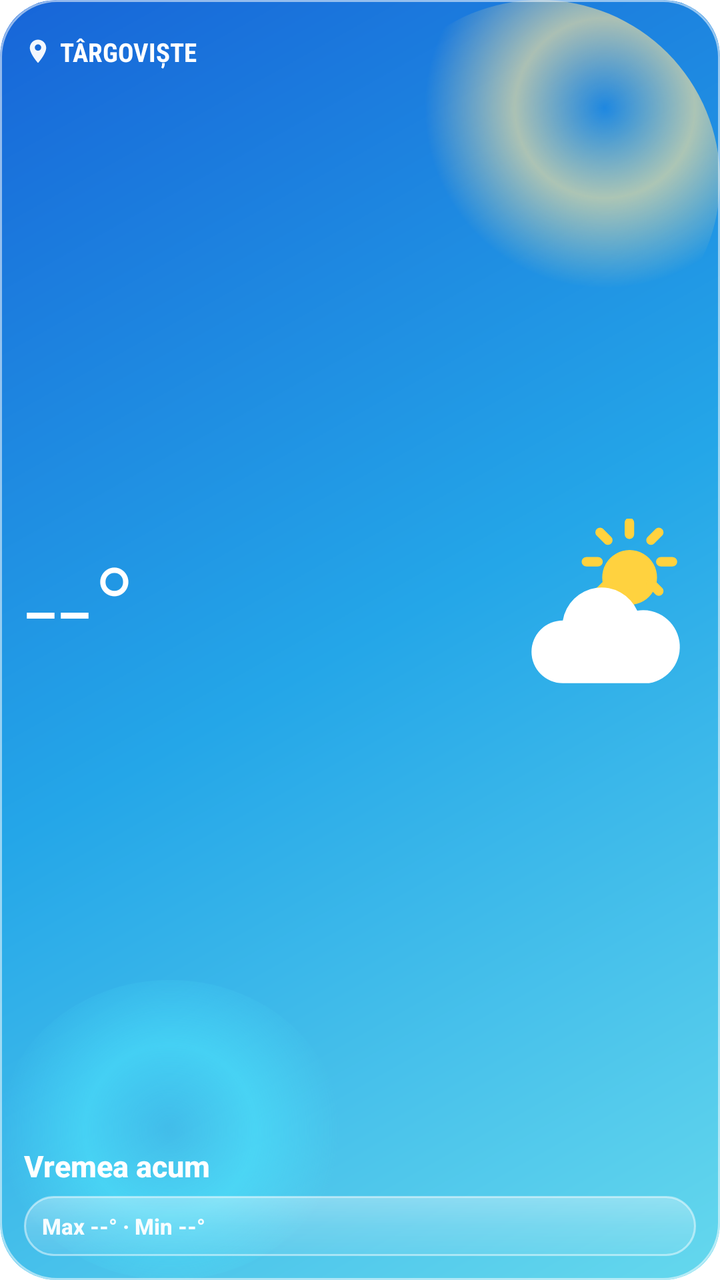
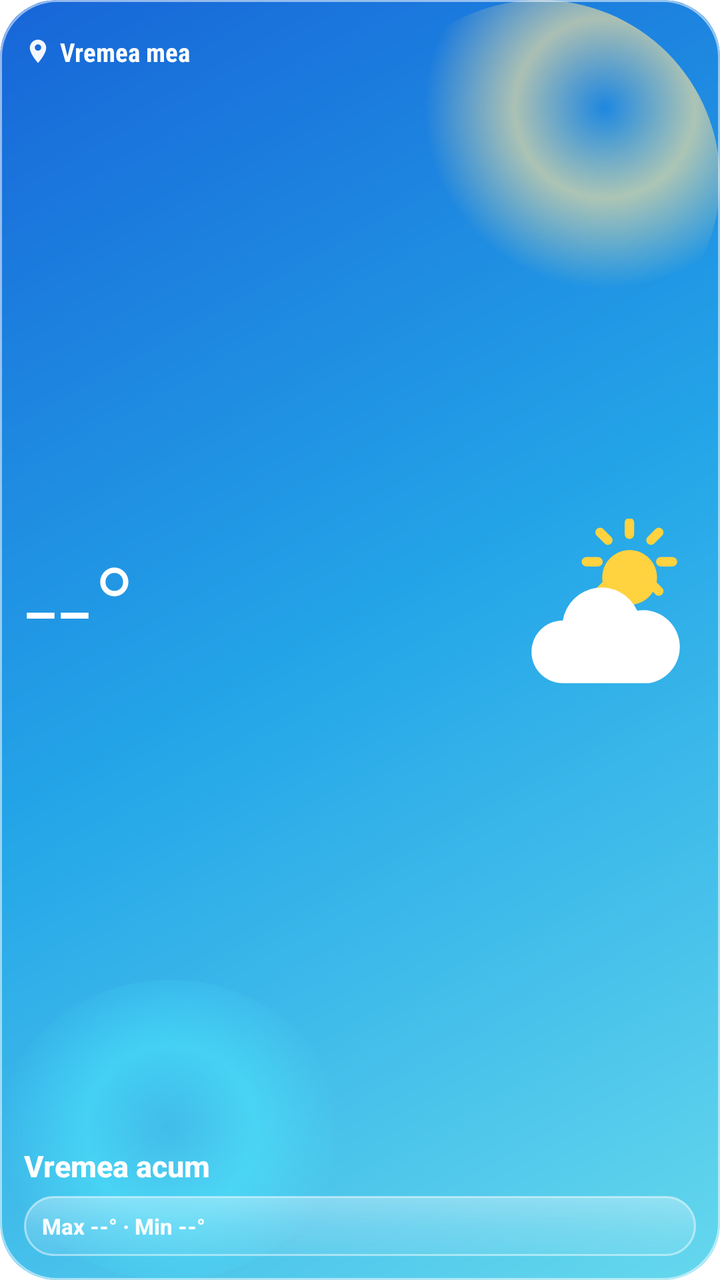

Two renders of the same Android screen: before a commit and after it. Below are the layout's source before the change and the commit's diff.
<!-- AndroidManifest.xml: application theme android:Theme.Translucent.NoTitleBar -->
<!-- res/layout/widget_compact.xml -->
<?xml version="1.0" encoding="utf-8"?>
<LinearLayout xmlns:android="http://schemas.android.com/apk/res/android"
    android:id="@+id/compact_root"
    android:layout_width="match_parent"
    android:layout_height="match_parent"
    android:background="@drawable/widget_weather_day"
    android:clipToOutline="true"
    android:orientation="vertical"
    android:padding="12dp">

    <LinearLayout
        android:layout_width="match_parent"
        android:layout_height="28dp"
        android:gravity="center_vertical"
        android:orientation="horizontal">

        <TextView
            android:id="@+id/compact_oras"
            android:layout_width="0dp"
            android:layout_height="wrap_content"
            android:layout_weight="1"
            android:drawableStart="@drawable/ic_widget_location"
            android:drawablePadding="4dp"
            android:ellipsize="end"
            android:fontFamily="sans-serif-condensed"
            android:maxLines="1"
            android:text="TÂRGOVIȘTE"
            android:textColor="#FFFFFFFF"
            android:textSize="13sp"
            android:textStyle="bold" />

        <TextView
            android:id="@+id/compact_actualizat"
            android:layout_width="1dp"
            android:layout_height="1dp"
            android:visibility="gone" />
</LinearLayout>

    <LinearLayout
        android:layout_width="match_parent"
        android:layout_height="0dp"
        android:layout_weight="1"
        android:baselineAligned="false"
        android:gravity="center_vertical"
        android:orientation="horizontal">

        <TextView
            android:id="@+id/compact_temp"
            android:layout_width="0dp"
            android:layout_height="wrap_content"
            android:layout_weight="1"
            android:fontFamily="sans-serif-light"
            android:includeFontPadding="false"
            android:maxLines="1"
            android:text="--°"
            android:textColor="#FFFFFFFF"
            android:textSize="59sp" />

        <ImageView
            android:id="@+id/compact_icon"
            android:layout_width="94dp"
            android:layout_height="94dp"
            android:contentDescription="Starea vremii"
            android:src="@drawable/ic_w_partial" />
    </LinearLayout>

    <TextView
        android:id="@+id/compact_desc"
        android:layout_width="match_parent"
        android:layout_height="wrap_content"
        android:layout_marginBottom="5dp"
        android:ellipsize="end"
        android:fontFamily="sans-serif-medium"
        android:maxLines="2"
        android:text="Vremea acum"
        android:textColor="#FFFFFFFF"
        android:textSize="15sp"
        android:textStyle="bold" />

    <LinearLayout
        android:layout_width="match_parent"
        android:layout_height="30dp"
        android:background="@drawable/widget_glass"
        android:gravity="center_vertical"
        android:orientation="horizontal"
        android:paddingStart="9dp"
        android:paddingEnd="6dp">

        <TextView
            android:id="@+id/compact_maxmin"
            android:layout_width="0dp"
            android:layout_height="wrap_content"
            android:layout_weight="1"
            android:ellipsize="end"
            android:fontFamily="sans-serif-medium"
            android:maxLines="1"
            android:text="Max --° · Min --°"
            android:textColor="#F2FFFFFF"
            android:textSize="11sp"
            android:textStyle="bold" />

        <TextView
            android:id="@+id/compact_warning"
            android:layout_width="wrap_content"
            android:layout_height="wrap_content"
            android:background="@drawable/widget_warning_yellow"
            android:ellipsize="end"
            android:maxLines="1"
            android:paddingStart="7dp"
            android:paddingTop="3dp"
            android:paddingEnd="7dp"
            android:paddingBottom="3dp"
            android:text="! COD"
            android:textColor="#27313B"
            android:textSize="8sp"
            android:textStyle="bold"
            android:visibility="gone" />
    </LinearLayout>
</LinearLayout>
<!-- resources referenced by this layout -->
<resources>
  <!-- drawable ic_w_partial (drawable) -->
  <vector xmlns:android="http://schemas.android.com/apk/res/android"
      android:width="48dp" android:height="48dp" android:viewportWidth="48" android:viewportHeight="48">
      <path android:fillColor="#FFD23F" android:pathData="M31,8a7,7 0 1,0 0.1,0z"/>
      <path android:strokeColor="#FFD23F" android:strokeWidth="2.4" android:strokeLineCap="round"
          android:pathData="M31,1v3 M31,19v3 M20,11h3 M39,11h3 M23.5,3.5l2,2 M36.5,16.5l2,2 M38.5,3.5l-2,2 M25.5,16.5l-2,2"/>
      <path android:fillColor="#FFFFFF"
          android:pathData="M14,42a8,8 0 0,1 0,-16 10,10 0 0,1 19,-2.5 8,8 0 0,1 3,18.5z"/>
  </vector>
  <!-- drawable ic_widget_location (drawable) -->
  <vector xmlns:android="http://schemas.android.com/apk/res/android" android:width="14dp" android:height="14dp" android:viewportWidth="24" android:viewportHeight="24">
      <path android:fillColor="#F2FFFFFF" android:pathData="M12,2C8.13,2 5,5.13 5,9c0,5.25 7,13 7,13s7,-7.75 7,-13c0,-3.87 -3.13,-7 -7,-7zM12,11.5A2.5,2.5 0,1 1,12,6a2.5,2.5 0,0 1,0,5.5z" />
  </vector>
  <!-- drawable widget_glass (drawable) -->
  <?xml version="1.0" encoding="utf-8"?>
  <shape xmlns:android="http://schemas.android.com/apk/res/android" android:shape="rectangle">
      <corners android:radius="17dp" />
      <gradient android:angle="270" android:startColor="#55FFFFFF" android:centerColor="#2EFFFFFF" android:endColor="#16FFFFFF" />
      <stroke android:width="1dp" android:color="#78FFFFFF" />
  </shape>
  <!-- drawable widget_warning_yellow (drawable) -->
  <?xml version="1.0" encoding="utf-8"?>
  <shape xmlns:android="http://schemas.android.com/apk/res/android" android:shape="rectangle">
      <corners android:radius="12dp" />
      <solid android:color="#FFFFD34F" />
  </shape>
  <!-- drawable widget_weather_day (drawable) -->
  <?xml version="1.0" encoding="utf-8"?>
  <layer-list xmlns:android="http://schemas.android.com/apk/res/android">
      <item><shape android:shape="rectangle"><corners android:radius="28dp" /><gradient android:angle="315" android:startColor="#1765D8" android:centerColor="#24A6E8" android:endColor="#65D8ED" /></shape></item>
      <item android:gravity="top|end" android:width="180dp" android:height="180dp"><shape android:shape="oval"><gradient android:type="radial" android:gradientRadius="90dp" android:centerColor="#A0FFE59A" android:centerX="0.68" android:centerY="0.30" android:endColor="#00FFE59A" /></shape></item>
      <item android:gravity="bottom|start" android:width="170dp" android:height="150dp"><shape android:shape="oval"><gradient android:type="radial" android:gradientRadius="85dp" android:centerColor="#784EEBFF" android:endColor="#004EEBFF" /></shape></item>
      <item><shape android:shape="rectangle"><corners android:radius="28dp" /><stroke android:width="1dp" android:color="#88FFFFFF" /></shape></item>
  </layer-list>
</resources>

<!-- the commit's change to res/layout/widget_compact.xml (unified diff, before → after) -->
@@ -24,7 +24,7 @@
             android:ellipsize="end"
             android:fontFamily="sans-serif-condensed"
             android:maxLines="1"
-            android:text="TÂRGOVIȘTE"
+            android:text="@string/widget_preview_city"
             android:textColor="#FFFFFFFF"
             android:textSize="13sp"
             android:textStyle="bold" />
<!-- resource entries referenced after the edit -->
@@ -34,5 +34,6 @@
       <item android:gravity="bottom|start" android:width="170dp" android:height="150dp"><shape android:shape="oval"><gradient android:type="radial" android:gradientRadius="85dp" android:centerColor="#784EEBFF" android:endColor="#004EEBFF" /></shape></item>
       <item><shape android:shape="rectangle"><corners android:radius="28dp" /><stroke android:width="1dp" android:color="#88FFFFFF" /></shape></item>
   </layer-list>
+  <string name="widget_preview_city">Vremea mea</string>
 </resources>
 
